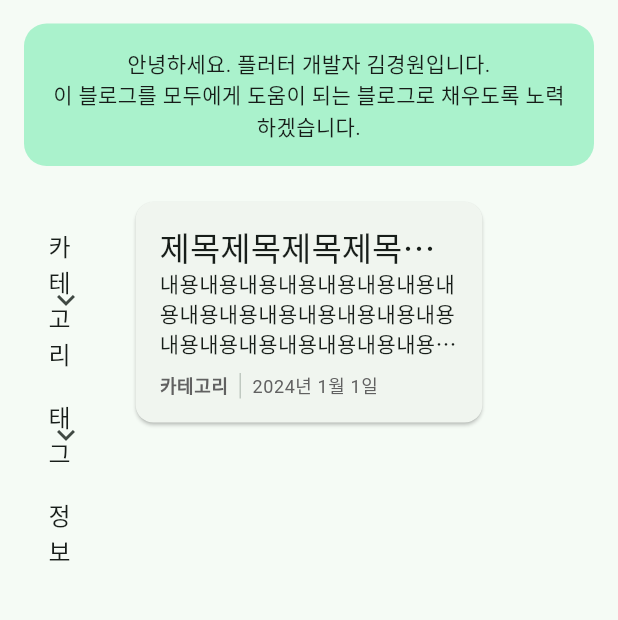
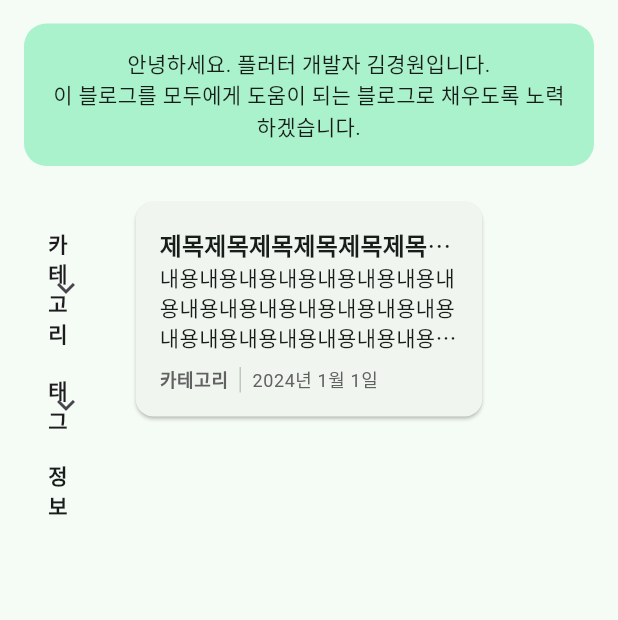
Before and after one commit to KimKyungWon0519/KimKyungWon0519.github.io, a Flutter app: the DesktopView screen opened directly, on a phone screen of 412 x 824 dp, the part 101-721 px from its top. Run offline on Flutter 3.47's test engine with Material 3 defaults, Android fonts, the phone set to English and light mode, and no system bars; our stand-ins replace responsive_builder; Roboto replaces fonts that are missing (GmarketSans).

Commit message:
FEAT: Change Atrribute on Desktop version Text Style

```diff
--- a/lib/src/feature/presentation/home_page/local_widgets/desktop/atrribute.dart
+++ b/lib/src/feature/presentation/home_page/local_widgets/desktop/atrribute.dart
@@ -5,11 +5,16 @@ class Atrribute extends StatelessWidget {
 
   @override
   Widget build(BuildContext context) {
-    return const ExpansionTileTheme(
-      data: ExpansionTileThemeData(
-        shape: RoundedRectangleBorder(),
+    return Theme(
+      data: ThemeData(
+        expansionTileTheme: const ExpansionTileThemeData(
+          shape: RoundedRectangleBorder(),
+        ),
+        listTileTheme: ListTileThemeData(
+          titleTextStyle: Theme.of(context).textTheme.bodyMedium,
+        ),
       ),
-      child: Padding(
+      child: const Padding(
         padding: EdgeInsets.all(16),
         child: Column(
           children: [
@@ -29,7 +34,12 @@ class _Categories extends StatelessWidget {
   @override
   Widget build(BuildContext context) {
     return ExpansionTile(
-      title: const Text('카테고리'),
+      title: const Text(
+        '카테고리',
+        style: TextStyle(
+          fontWeight: FontWeight.bold,
+        ),
+      ),
       children: List.generate(
         10,
         (index) => ListTile(
@@ -46,7 +56,12 @@ class _Tags extends StatelessWidget {
   @override
   Widget build(BuildContext context) {
     return ExpansionTile(
-      title: const Text('태그'),
+      title: const Text(
+        '태그',
+        style: TextStyle(
+          fontWeight: FontWeight.bold,
+        ),
+      ),
       children: List.generate(
         10,
         (index) => ListTile(
@@ -62,6 +77,13 @@ class _Informations extends StatelessWidget {
 
   @override
   Widget build(BuildContext context) {
-    return const ListTile(title: Text('정보'));
+    return const ListTile(
+      title: Text(
+        '정보',
+        style: TextStyle(
+          fontWeight: FontWeight.bold,
+        ),
+      ),
+    );
   }
 }
--- a/lib/src/feature/presentation/home_page/local_widgets/desktop/preview.dart
+++ b/lib/src/feature/presentation/home_page/local_widgets/desktop/preview.dart
@@ -38,7 +38,9 @@ class _Title extends StatelessWidget {
     return Text(
       '제목' * 100,
       maxLines: 1,
-      style: Theme.of(context).textTheme.titleLarge,
+      style: Theme.of(context).textTheme.titleMedium?.copyWith(
+            fontWeight: FontWeight.bold,
+          ),
       overflow: TextOverflow.ellipsis,
     );
   }
```
